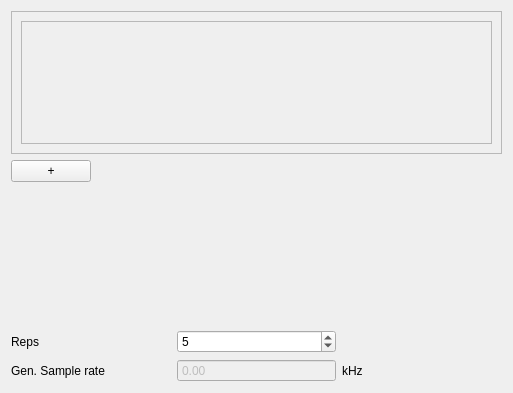
This is spikeylab/gui/stim/explore_stim_editor.ui in portfors-lab/sparkle as Qt 5 draws it before an edit. The edited form follows.
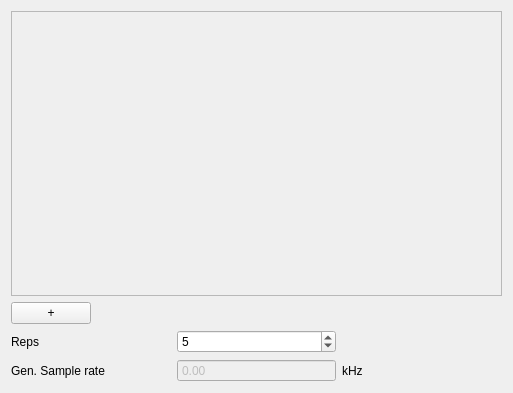
This is the edited form. Custom widgets are drawn as their Qt base class.

```diff
--- a/spikeylab/gui/stim/explore_stim_editor.ui
+++ b/spikeylab/gui/stim/explore_stim_editor.ui
@@ -16,6 +16,12 @@
   <layout class="QVBoxLayout" name="verticalLayout">
    <item>
     <widget class="QScrollArea" name="scrollArea">
+     <property name="sizePolicy">
+      <sizepolicy hsizetype="Expanding" vsizetype="Expanding">
+       <horstretch>0</horstretch>
+       <verstretch>0</verstretch>
+      </sizepolicy>
+     </property>
      <property name="widgetResizable">
       <bool>true</bool>
      </property>
@@ -25,21 +31,10 @@
         <x>0</x>
         <y>0</y>
         <width>493</width>
-        <height>140</height>
+        <height>254</height>
        </rect>
       </property>
-      <layout class="QVBoxLayout" name="layout">
-       <item>
-        <widget class="ExploreComponentEditor" name="componentEditor0">
-         <property name="frameShape">
-          <enum>QFrame::StyledPanel</enum>
-         </property>
-         <property name="frameShadow">
-          <enum>QFrame::Raised</enum>
-         </property>
-        </widget>
-       </item>
-      </layout>
+      <layout class="QVBoxLayout" name="layout"/>
      </widget>
     </widget>
    </item>
@@ -67,19 +62,6 @@
      </item>
     </layout>
    </item>
-   <item>
-    <spacer name="verticalSpacer">
-     <property name="orientation">
-      <enum>Qt::Vertical</enum>
-     </property>
-     <property name="sizeHint" stdset="0">
-      <size>
-       <width>20</width>
-       <height>139</height>
-      </size>
-     </property>
-    </spacer>
-   </item>
    <item>
     <layout class="QGridLayout" name="gridLayout">
      <item row="0" column="1">
@@ -145,12 +127,6 @@
    <extends>QDoubleSpinBox</extends>
    <header>spikeylab.gui.stim.smart_spinbox</header>
   </customwidget>
-  <customwidget>
-   <class>ExploreComponentEditor</class>
-   <extends>QFrame</extends>
-   <header>spikeylab.gui.stim.explore_component_editor</header>
-   <container>1</container>
-  </customwidget>
  </customwidgets>
  <resources/>
  <connections/>
```
